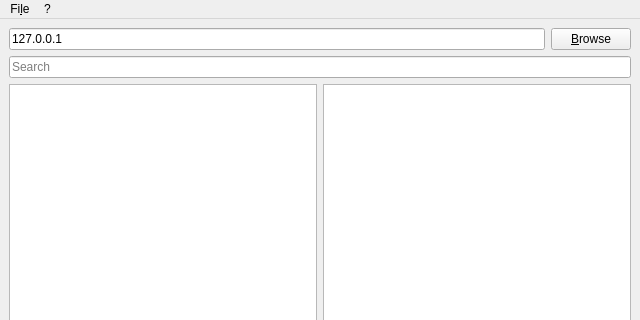
This is qmclientwidget.ui in teknoraver/qmclient as Qt 5 draws it before an edit; both pictures show x 0 to 640 and y 0 to 320 of the 640 by 480 pixel window. The edited form follows.
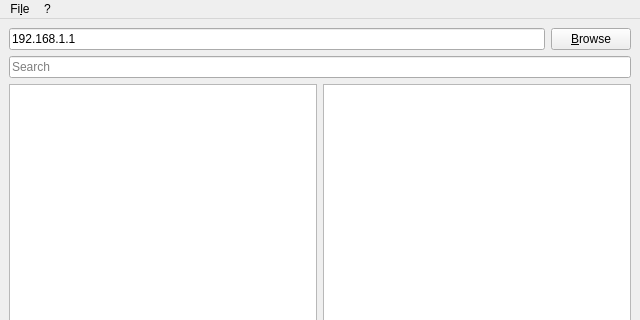
This is the edited form. Icons and pictures are not drawn.

Diff of the .ui file:
```diff
--- a/qmclientwidget.ui
+++ b/qmclientwidget.ui
@@ -22,7 +22,7 @@
     <item row="0" column="0">
      <widget class="QLineEdit" name="cpeip">
       <property name="text">
-       <string>127.0.0.1</string>
+       <string>192.168.1.1</string>
       </property>
       <property name="placeholderText">
        <string>CPE Address</string>
```
